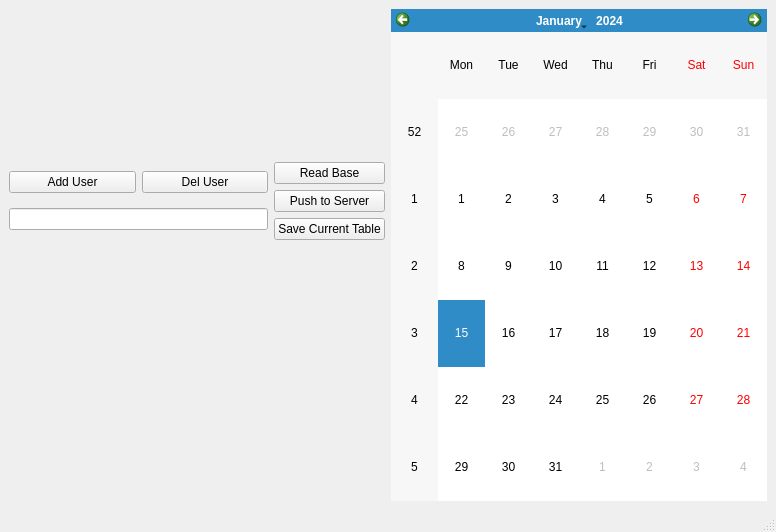
Qt form journal_app.ui (Satkhar/journal_app) before a commit.
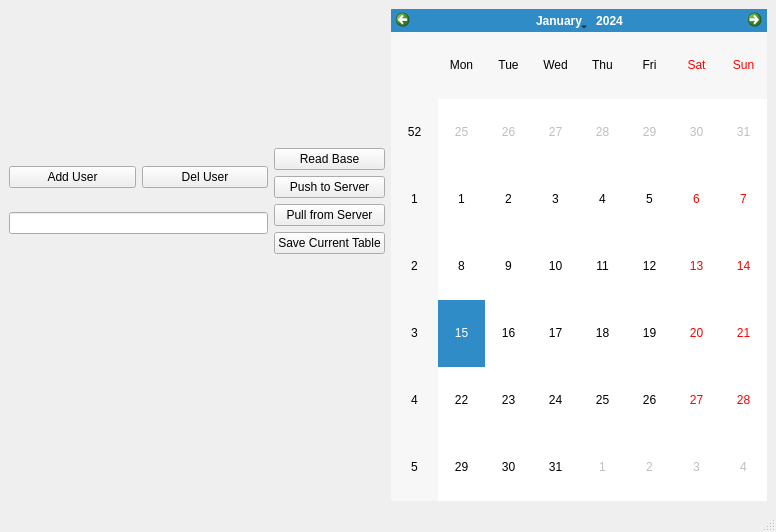
The same form after that commit.

```diff
--- a/journal_app.ui
+++ b/journal_app.ui
@@ -62,6 +62,13 @@
               </property>
              </widget>
             </item>
+            <item>
+             <widget class="QPushButton" name="btnPullServer">
+              <property name="text">
+               <string>Pull from Server</string>
+              </property>
+             </widget>
+            </item>
             <item>
              <widget class="QPushButton" name="btnSaveCurTable">
               <property name="text">
```
